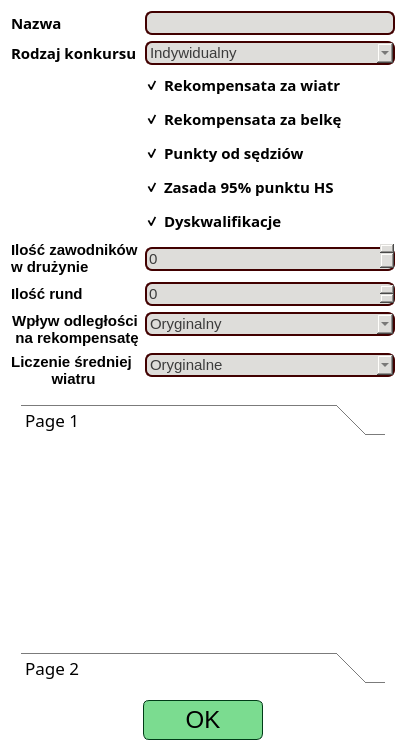
Before: the Qt Designer form source/UI/EditorWidgets/CompetitionRulesEditorWidget.ui in SiekamCebule/sj-sim, drawn with Qt 5.
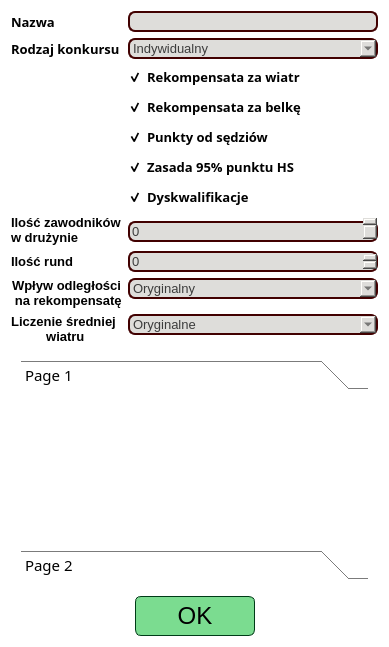
After: the same form once the commit is applied. The open tabs and pages were chosen to show the change.

Commit message: CompetitionInfoEditorWidget and CalendarEditorWidget basic features

Diff of the .ui file:
```diff
--- a/source/UI/EditorWidgets/CompetitionRulesEditorWidget.ui
+++ b/source/UI/EditorWidgets/CompetitionRulesEditorWidget.ui
@@ -6,8 +6,8 @@
    <rect>
     <x>0</x>
     <y>0</y>
-    <width>403</width>
-    <height>733</height>
+    <width>386</width>
+    <height>642</height>
    </rect>
   </property>
   <property name="sizePolicy">
@@ -31,7 +31,7 @@
        <property name="font">
         <font>
          <family>Quicksand Medium</family>
-         <pointsize>11</pointsize>
+         <pointsize>10</pointsize>
          <bold>true</bold>
         </font>
        </property>
@@ -44,7 +44,7 @@
       <widget class="QLineEdit" name="lineEdit_name">
        <property name="font">
         <font>
-         <pointsize>11</pointsize>
+         <pointsize>10</pointsize>
         </font>
        </property>
        <property name="styleSheet">
@@ -62,7 +62,7 @@
        <property name="font">
         <font>
          <family>Quicksand Medium</family>
-         <pointsize>11</pointsize>
+         <pointsize>10</pointsize>
          <bold>true</bold>
         </font>
        </property>
@@ -75,7 +75,7 @@
       <widget class="QComboBox" name="comboBox_competitionType">
        <property name="font">
         <font>
-         <pointsize>11</pointsize>
+         <pointsize>10</pointsize>
         </font>
        </property>
        <property name="styleSheet">
@@ -103,7 +103,7 @@
        <property name="font">
         <font>
          <family>Quicksand Medium</family>
-         <pointsize>11</pointsize>
+         <pointsize>10</pointsize>
          <bold>true</bold>
         </font>
        </property>
@@ -120,7 +120,7 @@
        <property name="font">
         <font>
          <family>Quicksand Medium</family>
-         <pointsize>11</pointsize>
+         <pointsize>10</pointsize>
          <bold>true</bold>
         </font>
        </property>
@@ -137,7 +137,7 @@
        <property name="font">
         <font>
          <family>Quicksand Medium</family>
-         <pointsize>11</pointsize>
+         <pointsize>10</pointsize>
          <bold>true</bold>
         </font>
        </property>
@@ -154,7 +154,7 @@
        <property name="font">
         <font>
          <family>Quicksand Medium</family>
-         <pointsize>11</pointsize>
+         <pointsize>10</pointsize>
          <bold>true</bold>
         </font>
        </property>
@@ -171,7 +171,7 @@
        <property name="font">
         <font>
          <family>Quicksand Medium</family>
-         <pointsize>11</pointsize>
+         <pointsize>10</pointsize>
          <bold>true</bold>
         </font>
        </property>
@@ -187,7 +187,7 @@
       <widget class="QLabel" name="label_jumpersInTeam">
        <property name="font">
         <font>
-         <pointsize>11</pointsize>
+         <pointsize>10</pointsize>
          <bold>true</bold>
         </font>
        </property>
@@ -201,7 +201,7 @@
       <widget class="QSpinBox" name="spinBox_jumpersInTeamCount">
        <property name="font">
         <font>
-         <pointsize>11</pointsize>
+         <pointsize>10</pointsize>
         </font>
        </property>
        <property name="styleSheet">
@@ -222,7 +222,7 @@
       <widget class="QLabel" name="label_7">
        <property name="font">
         <font>
-         <pointsize>11</pointsize>
+         <pointsize>10</pointsize>
          <bold>true</bold>
         </font>
        </property>
@@ -235,7 +235,7 @@
       <widget class="QSpinBox" name="spinBox_roundsCount">
        <property name="font">
         <font>
-         <pointsize>11</pointsize>
+         <pointsize>10</pointsize>
         </font>
        </property>
        <property name="styleSheet">
@@ -262,7 +262,7 @@
        <property name="font">
         <font>
          <family>Ubuntu</family>
-         <pointsize>11</pointsize>
+         <pointsize>10</pointsize>
          <bold>true</bold>
         </font>
        </property>
@@ -297,7 +297,7 @@
        </property>
        <property name="font">
         <font>
-         <pointsize>11</pointsize>
+         <pointsize>10</pointsize>
         </font>
        </property>
        <property name="toolTip">
@@ -345,7 +345,7 @@
        <property name="font">
         <font>
          <family>Ubuntu</family>
-         <pointsize>11</pointsize>
+         <pointsize>10</pointsize>
          <bold>true</bold>
         </font>
        </property>
@@ -380,7 +380,7 @@
        </property>
        <property name="font">
         <font>
-         <pointsize>11</pointsize>
+         <pointsize>10</pointsize>
         </font>
        </property>
        <property name="toolTip">
@@ -422,7 +422,7 @@
      <property name="minimumSize">
       <size>
        <width>0</width>
-       <height>300</height>
+       <height>240</height>
       </size>
      </property>
      <property name="styleSheet">
@@ -444,8 +444,8 @@
        <rect>
         <x>0</x>
         <y>0</y>
-        <width>383</width>
-        <height>298</height>
+        <width>366</width>
+        <height>238</height>
        </rect>
       </property>
       <layout class="QVBoxLayout" name="verticalLayout">
@@ -460,7 +460,7 @@
          <property name="font">
           <font>
            <family>Quicksand Medium</family>
-           <pointsize>13</pointsize>
+           <pointsize>11</pointsize>
           </font>
          </property>
          <property name="currentIndex">
@@ -471,8 +471,8 @@
            <rect>
             <x>0</x>
             <y>0</y>
-            <width>365</width>
-            <height>208</height>
+            <width>348</width>
+            <height>154</height>
            </rect>
           </property>
           <attribute name="label">
```
Left out of the diff: 6 changed lines with no effect on the pictures. The commit also changes 36 other files.
